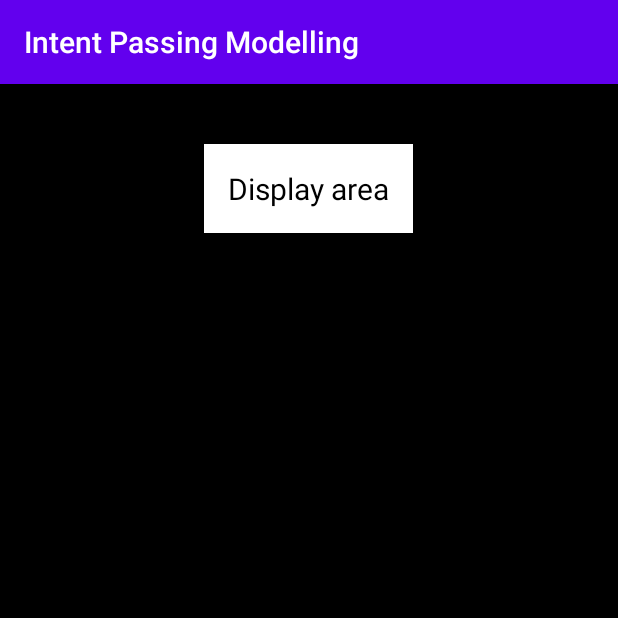
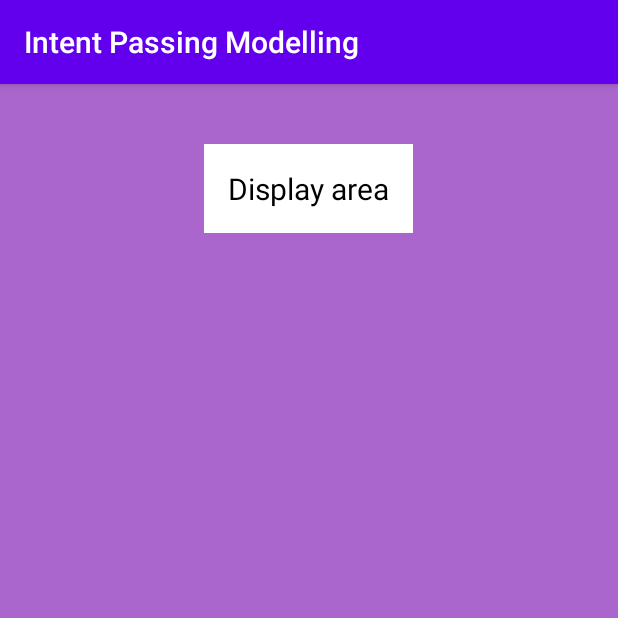
Before and after one commit to anantcodes/Intent-Passing-Modelling, an Android app: the ShowActivity screen opened directly, with no data from a screen before it, on a phone screen of 412 x 824 dp, the top half of it. Run offline under Robolectric (Android 15) with nearby library versions, the phone set to English and light mode, and no system bars.

Commit message:
color change done

```diff
--- a/app/src/main/res/layout/activity_show.xml
+++ b/app/src/main/res/layout/activity_show.xml
@@ -5,7 +5,7 @@
     android:layout_width="match_parent"
     android:layout_height="match_parent"
     tools:context=".ShowActivity"
-    android:background="#000000">
+    android:background="@android:color/holo_purple">
 
     <TextView
         android:background="#ffffff"
```
